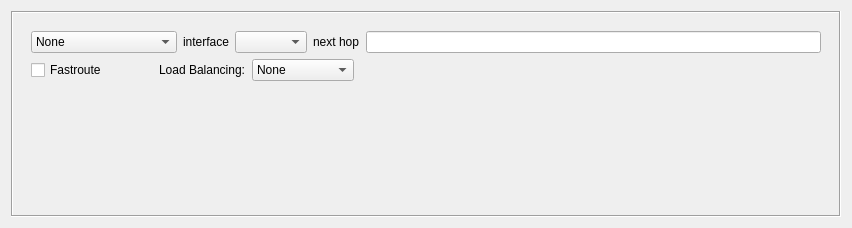
Before: the Qt Designer form src/gui/actionsdialog_q.ui in fwbuilder/fwbuilder, drawn with Qt 5.
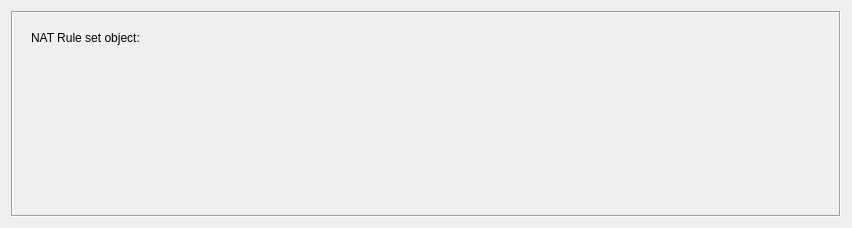
After: the same form once the commit is applied. Custom widgets are drawn as their Qt base class.

```diff
--- a/src/gui/actionsdialog_q.ui
+++ b/src/gui/actionsdialog_q.ui
@@ -37,7 +37,7 @@
          <enum>QFrame::Plain</enum>
         </property>
         <property name="currentIndex" >
-         <number>12</number>
+         <number>14</number>
         </property>
         <widget class="QWidget" name="TagStrPage" >
          <layout class="QGridLayout" >
@@ -1042,6 +1042,65 @@
           </item>
          </layout>
         </widget>
+        <widget class="QWidget" name="NATBranchPage" >
+         <layout class="QGridLayout" name="gridLayout_2" >
+          <item row="0" column="0" colspan="2" >
+           <widget class="QLabel" name="label_2" >
+            <property name="text" >
+             <string>NAT Rule set object:</string>
+            </property>
+           </widget>
+          </item>
+          <item row="1" column="0" >
+           <widget class="FWObjectDropArea" native="1" name="natBranchDropArea" >
+            <property name="sizePolicy" >
+             <sizepolicy vsizetype="Fixed" hsizetype="Fixed" >
+              <horstretch>0</horstretch>
+              <verstretch>0</verstretch>
+             </sizepolicy>
+            </property>
+            <property name="minimumSize" >
+             <size>
+              <width>100</width>
+              <height>80</height>
+             </size>
+            </property>
+            <property name="maximumSize" >
+             <size>
+              <width>100</width>
+              <height>80</height>
+             </size>
+            </property>
+           </widget>
+          </item>
+          <item row="1" column="1" >
+           <spacer name="horizontalSpacer" >
+            <property name="orientation" >
+             <enum>Qt::Horizontal</enum>
+            </property>
+            <property name="sizeHint" stdset="0" >
+             <size>
+              <width>663</width>
+              <height>20</height>
+             </size>
+            </property>
+           </spacer>
+          </item>
+          <item row="2" column="1" >
+           <spacer name="verticalSpacer" >
+            <property name="orientation" >
+             <enum>Qt::Vertical</enum>
+            </property>
+            <property name="sizeHint" stdset="0" >
+             <size>
+              <width>20</width>
+              <height>33</height>
+             </size>
+            </property>
+           </spacer>
+          </item>
+         </layout>
+        </widget>
        </widget>
       </item>
      </layout>
```
Left out of the diff: 1 changed line with no effect on the pictures.
